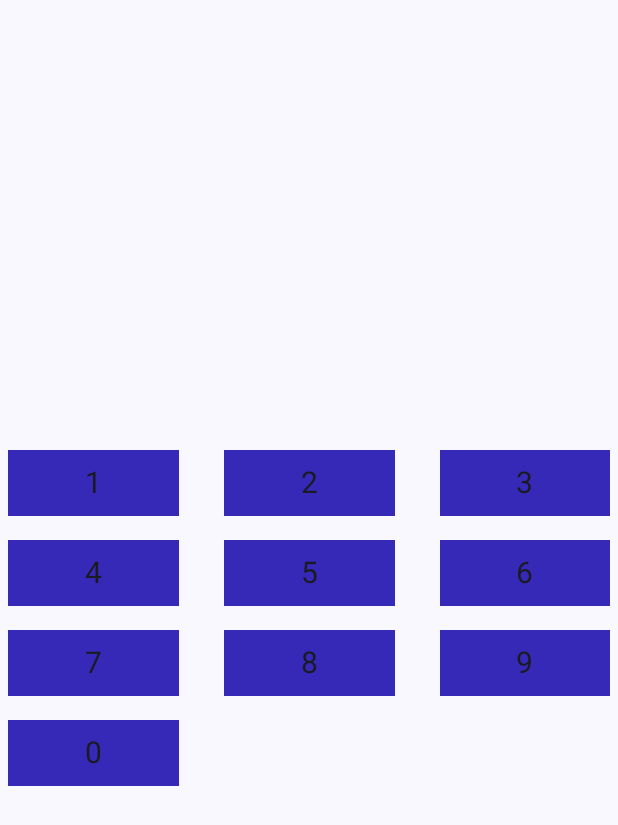
After one commit to doniyorziyod/bank, an Android app built with Jetpack Compose: the composable PinCodeView shown on its own in the app's theme, on a phone screen of 412 x 824 dp. The commit adds this screen. Shown: the top 825 px of the screen. Run offline under Robolectric (Android 15) with nearby library versions, the phone set to English and light mode, and no system bars.

Commit message:
PinCodeView

```diff
--- /dev/null
+++ b/app/src/main/java/uz/ictschool/bank/screens/pinCode/PinCodeView.kt
@@ -0,0 +1,75 @@
+package uz.ictschool.bank.screens.pinCode
+
+import androidx.compose.foundation.background
+import androidx.compose.foundation.layout.Arrangement
+import androidx.compose.foundation.layout.Box
+import androidx.compose.foundation.layout.Column
+import androidx.compose.foundation.layout.fillMaxSize
+import androidx.compose.foundation.layout.fillMaxWidth
+import androidx.compose.foundation.layout.padding
+import androidx.compose.foundation.lazy.grid.GridCells
+import androidx.compose.foundation.lazy.grid.LazyVerticalGrid
+import androidx.compose.foundation.lazy.staggeredgrid.LazyVerticalStaggeredGrid
+import androidx.compose.foundation.lazy.staggeredgrid.StaggeredGridCells
+import androidx.compose.foundation.lazy.staggeredgrid.items
+import androidx.compose.foundation.shape.CircleShape
+import androidx.compose.material3.Text
+import androidx.compose.runtime.Composable
+import androidx.compose.ui.Alignment
+import androidx.compose.ui.Modifier
+import androidx.compose.ui.draw.clip
+import androidx.compose.ui.tooling.preview.Preview
+import androidx.compose.ui.unit.dp
+import androidx.compose.ui.unit.sp
+import androidx.navigation.NavController
+import uz.ictschool.bank.ui.theme.myBlue
+
+val numbers = listOf("1", "2", "3", "4", "5", "6", "7", "8", "9", "0")
+
+@Composable
+fun PinCodeView(
+    //navController: NavController
+){
+
+    Box(modifier = Modifier.fillMaxSize().padding(5.dp)){
+        LazyVerticalStaggeredGrid(
+            columns = StaggeredGridCells.Fixed(3),
+            modifier = Modifier.fillMaxWidth().align(Alignment.Center),
+            horizontalArrangement = Arrangement.spacedBy(30.dp),
+            verticalItemSpacing = 16.dp,
+            ) {
+
+            items(numbers){number->
+
+                numberItem(number = number)
+            }
+
+        }
+    }
+
+
+
+}
+
+@Composable
+private fun numberItem(number: String){
+    Box(modifier = Modifier
+        .fillMaxSize()
+        .background(myBlue)
+        .padding(
+            vertical = 10.dp,
+            ///horizontal = 30.dp
+            ).clip(CircleShape)
+    ) {
+        Text(text = number,
+            modifier = Modifier.align(Alignment.Center),
+            fontSize = 20.sp
+        )
+    }
+}
+
+@Composable
+@Preview(showBackground = true)
+fun codeTest(){
+    PinCodeView()
+}
--- a/app/src/main/java/uz/ictschool/bank/ui/theme/Color.kt
+++ b/app/src/main/java/uz/ictschool/bank/ui/theme/Color.kt
@@ -10,6 +10,7 @@ val Purple40 = Color(0xFF6650a4)
 val PurpleGrey40 = Color(0xFF625b71)
 val Pink40 = Color(0xFF7D5260)
 val purple= Color(0xFF3629B7)
+val myBlue= Color(0xFF3629B7)
 
 val gray = Color(0xFFD1BB9E)
 val cardColor = Color(0xFFFFA800)
```
Also changed, not shown: app/src/main/java/uz/ictschool/bank/screens/pinCode/PinCodeViewModel.kt (added, +31 -0 lines).
